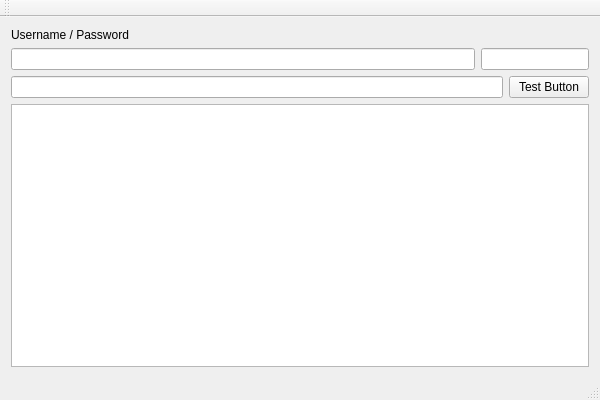
Old version of the form mainwindow.ui in the repository kenshin1991/libishare.
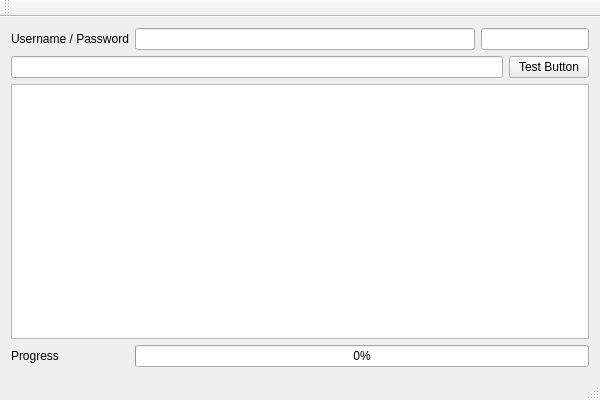
New version of the form.

Diff of the .ui file:
```diff
--- a/mainwindow.ui
+++ b/mainwindow.ui
@@ -15,29 +15,43 @@
   </property>
   <widget class="QWidget" name="centralWidget">
    <layout class="QGridLayout" name="gridLayout">
-    <item row="1" column="0">
+    <item row="0" column="0">
+     <widget class="QLabel" name="label">
+      <property name="text">
+       <string>Username / Password</string>
+      </property>
+     </widget>
+    </item>
+    <item row="0" column="1">
      <widget class="QLineEdit" name="username"/>
     </item>
-    <item row="1" column="1" colspan="2">
+    <item row="0" column="2" colspan="2">
      <widget class="QLineEdit" name="password"/>
     </item>
-    <item row="4" column="0" colspan="2">
+    <item row="1" column="0" colspan="3">
      <widget class="QLineEdit" name="url"/>
     </item>
-    <item row="4" column="2">
+    <item row="1" column="3">
      <widget class="QPushButton" name="pushButton">
       <property name="text">
        <string>Test Button</string>
       </property>
      </widget>
     </item>
-    <item row="5" column="0" colspan="3">
+    <item row="2" column="0" colspan="4">
      <widget class="QPlainTextEdit" name="plainTextEdit"/>
     </item>
-    <item row="0" column="0">
-     <widget class="QLabel" name="label">
+    <item row="3" column="0">
+     <widget class="QLabel" name="label_2">
       <property name="text">
-       <string>Username / Password</string>
+       <string>Progress</string>
+      </property>
+     </widget>
+    </item>
+    <item row="3" column="1" colspan="3">
+     <widget class="QProgressBar" name="progressBar">
+      <property name="value">
+       <number>0</number>
       </property>
      </widget>
     </item>
```
